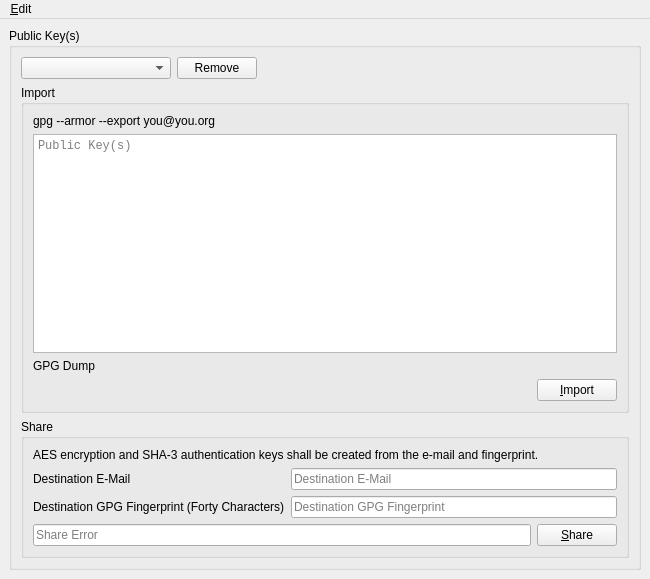
textbrowser/spot-on, file Source/UI/spot-on-rosetta-gpg-import.ui: the form before one commit.
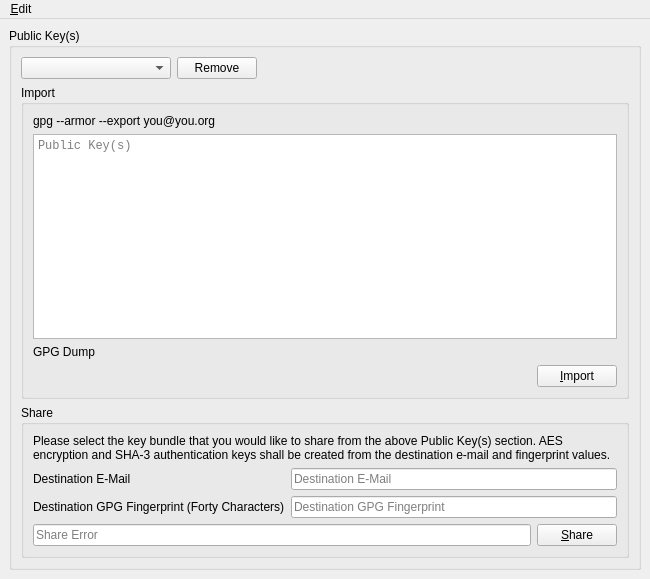
The form after the commit. Icons and pictures are not drawn. Custom widgets are drawn as their Qt base class.

What changed in the file:
```diff
--- a/Source/UI/spot-on-rosetta-gpg-import.ui
+++ b/Source/UI/spot-on-rosetta-gpg-import.ui
@@ -136,7 +136,7 @@
           <item>
            <widget class="QLabel" name="label_3">
             <property name="text">
-             <string>AES encryption and SHA-3 authentication keys shall be created from the e-mail and fingerprint. </string>
+             <string>&lt;html&gt;&lt;head/&gt;&lt;body&gt;&lt;p&gt;Please select the key bundle that you would like to share from the above Public Key(s) section. AES encryption and SHA-3 authentication keys shall be created from the destination e-mail and fingerprint values.&lt;/p&gt;&lt;/body&gt;&lt;/html&gt;</string>
             </property>
             <property name="wordWrap">
              <bool>true</bool>
```
Left out of the diff: 2 changed lines with no effect on the pictures.
